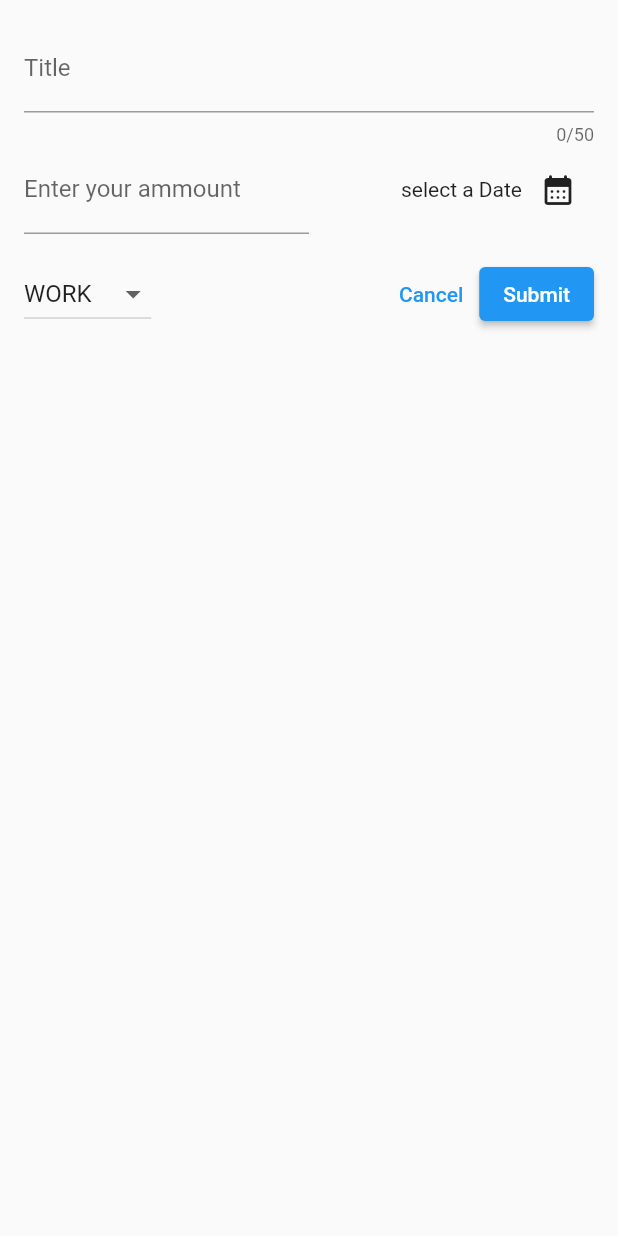
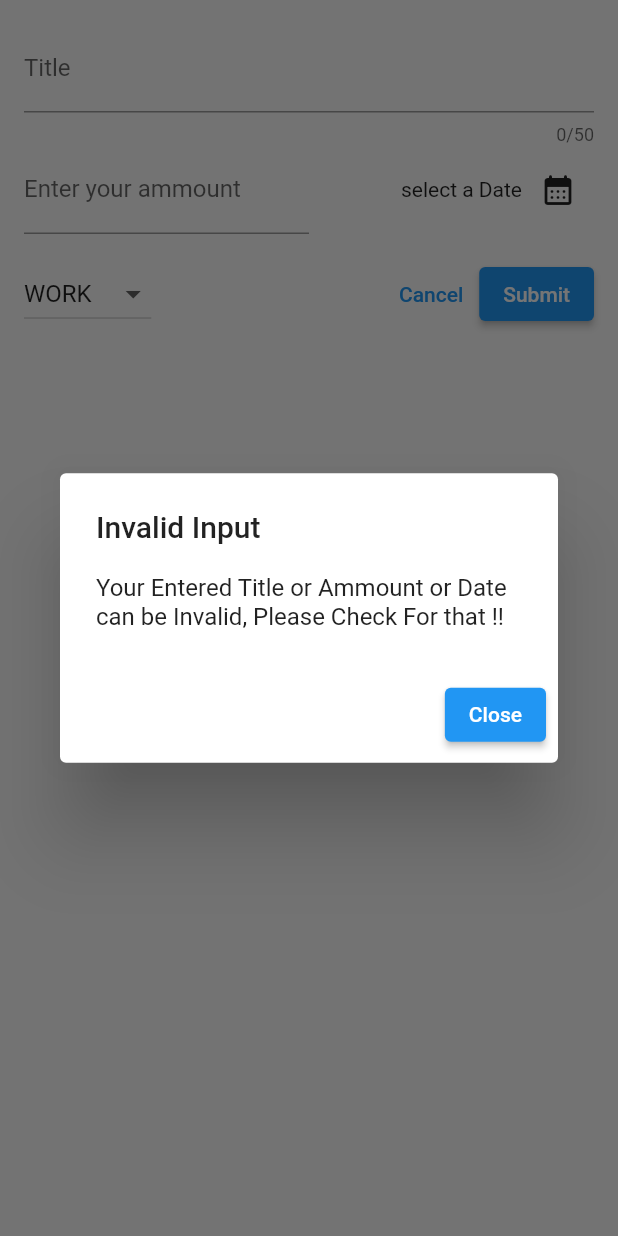
Before and after one commit to DeepSarkar1221/flutter_section5, a Flutter app: the NewExpense widget shown alone on an empty page, opened directly, after a tap on "Submit", on a phone screen of 412 x 824 dp. Run offline on Flutter 3.47's test engine with Material 3 defaults, Android fonts, the phone set to English and light mode, and no system bars.

Commit message:
add a error Pop up

```diff
--- a/lib/new_expense.dart
+++ b/lib/new_expense.dart
@@ -1,3 +1,5 @@
+
+
 import 'package:flutter/material.dart';
 import 'package:flutter_section5/models/expense.dart';
 
@@ -29,6 +31,32 @@ class _NewExpensesState extends State<NewExpense> {
     setState(() {
       _selectDate = presentDate;
     });
+  }
+
+  void _submitExpenseData() {
+    final enteredAmmount = double.tryParse(_ammountController.text);
+    final inValidText = _titleController.text.trim().isEmpty;
+    final invalidAmmoount = enteredAmmount == null || enteredAmmount <= 0;
+    if (invalidAmmoount || inValidText || _selectDate == null) {
+      showDialog(
+        context: context,
+        builder: (ctx) => AlertDialog(
+          title: Text("Invalid Input"),
+          content: Text(
+            "Your Entered Title or Ammount or Date can be Invalid, Please Check For that !!",
+          ),
+          actions: [
+            ElevatedButton(
+              onPressed: () {
+                Navigator.pop(ctx);
+              },
+              child: Text("Close"),
+            ),
+          ],
+        ),
+      );
+      return;
+    }
   }
 
   @override
@@ -80,7 +108,7 @@ class _NewExpensesState extends State<NewExpense> {
               ),
             ],
           ),
-          SizedBox(height: 16,),
+          SizedBox(height: 16),
           Row(
             children: [
               DropdownButton(
@@ -103,7 +131,7 @@ class _NewExpensesState extends State<NewExpense> {
                 },
               ),
               Spacer(),
-              SizedBox(height: 8,),
+              SizedBox(height: 8),
 
               TextButton(
                 onPressed: () {
@@ -112,10 +140,7 @@ class _NewExpensesState extends State<NewExpense> {
                 child: Text("Cancel"),
               ),
               ElevatedButton(
-                onPressed: () {
-                  print(_titleController.text);
-                  print(_ammountController.text);
-                },
+                onPressed: _submitExpenseData,
                 child: Text("Submit"),
               ),
             ],
```
